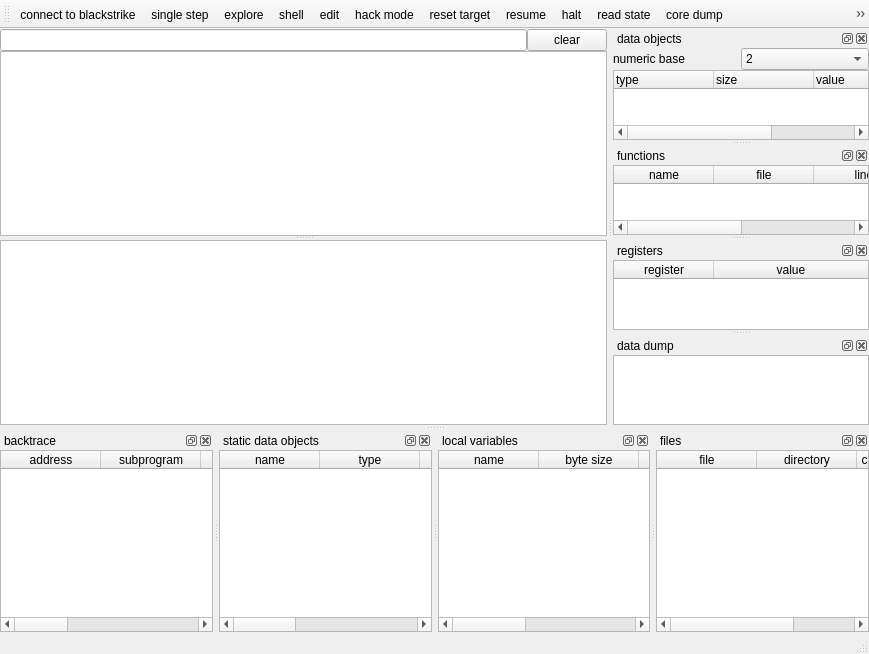
Before: the Qt Designer form mainwindow.ui in stoyan-shopov/troll, drawn with Qt 5.
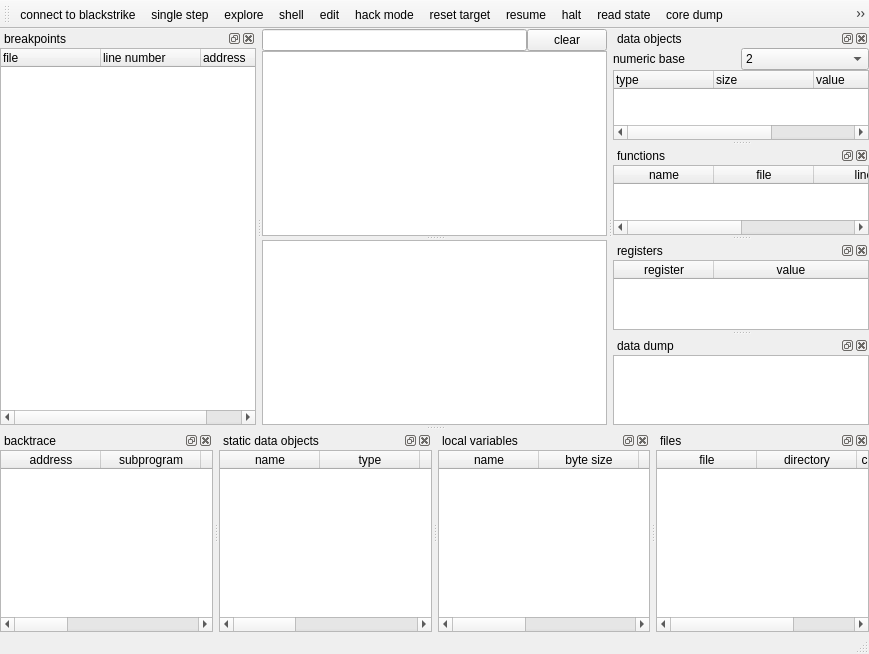
After: the same form once the commit is applied.

Diff of the .ui file:
```diff
--- a/mainwindow.ui
+++ b/mainwindow.ui
@@ -602,6 +602,52 @@
     </layout>
    </widget>
   </widget>
+  <widget class="QDockWidget" name="dockWidgetBreakpoints">
+   <property name="windowTitle">
+    <string>breakpoints</string>
+   </property>
+   <attribute name="dockWidgetArea">
+    <number>1</number>
+   </attribute>
+   <widget class="QWidget" name="dockWidgetContents_9">
+    <layout class="QVBoxLayout" name="verticalLayout_10">
+     <property name="spacing">
+      <number>0</number>
+     </property>
+     <property name="leftMargin">
+      <number>0</number>
+     </property>
+     <property name="topMargin">
+      <number>0</number>
+     </property>
+     <property name="rightMargin">
+      <number>0</number>
+     </property>
+     <property name="bottomMargin">
+      <number>0</number>
+     </property>
+     <item>
+      <widget class="QTreeWidget" name="treeWidgetBreakpoints">
+       <column>
+        <property name="text">
+         <string>file</string>
+        </property>
+       </column>
+       <column>
+        <property name="text">
+         <string>line number</string>
+        </property>
+       </column>
+       <column>
+        <property name="text">
+         <string>address</string>
+        </property>
+       </column>
+      </widget>
+     </item>
+    </layout>
+   </widget>
+  </widget>
   <action name="actionBlackstrikeConnect">
    <property name="text">
     <string>connect to blackstrike</string>
```
